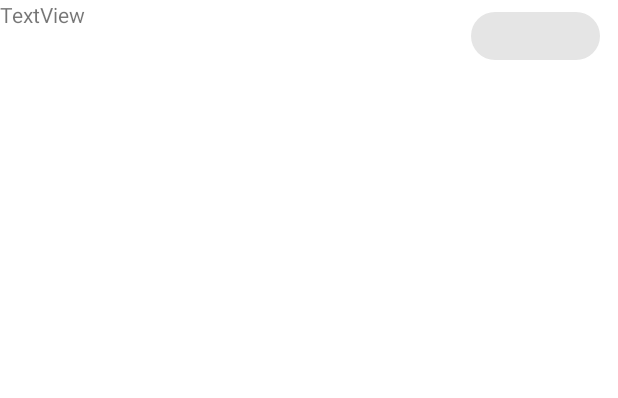
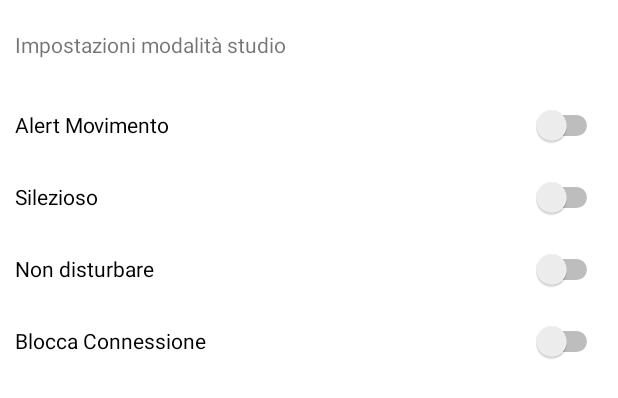
Before and after one commit to angelobdev/Pomodoro, an Android app: the layout fragment_settings.xml on its own in the app's theme, with its tools: preview values and no code run, on a phone screen of 412 x 824 dp. Shown: the top 398 px of the screen. Run offline under Robolectric (Android 15) with nearby library versions, the phone set to English and light mode, and no system bars.

Commit message:
Aggiunte impostazioni e servizi (+sensori)

```diff
--- a/app/src/main/AndroidManifest.xml
+++ b/app/src/main/AndroidManifest.xml
@@ -3,6 +3,7 @@
     xmlns:tools="http://schemas.android.com/tools">
 
     <uses-permission android:name="android.permission.POST_NOTIFICATIONS" />
+
     <application
         android:icon="@mipmap/ic_launcher"
         android:label="@string/app_name"
@@ -14,8 +15,9 @@
             android:name=".MainActivity"
             android:enableOnBackInvokedCallback="true"
             android:exported="true"
-            android:screenOrientation="locked"
-            android:theme="@style/Theme.Pomodoro.NoActionBar">
+            android:screenOrientation="portrait"
+            android:theme="@style/Theme.Pomodoro.NoActionBar"
+            tools:ignore="LockedOrientationActivity">
             <intent-filter>
                 <action android:name="android.intent.action.MAIN" />
 
--- a/app/src/main/java/it/unical/pomodoro/MainActivity.kt
+++ b/app/src/main/java/it/unical/pomodoro/MainActivity.kt
@@ -33,7 +33,6 @@ class MainActivity : AppCompatActivity() {
 
         binding.navView.setupWithNavController(navController)
 
-
     }
 
     override fun onSupportNavigateUp(): Boolean {
--- a/app/src/main/java/it/unical/pomodoro/ui/HomeFragment.kt
+++ b/app/src/main/java/it/unical/pomodoro/fragments/HomeFragment.kt
@@ -1,4 +1,4 @@
-package it.unical.pomodoro.ui
+package it.unical.pomodoro.fragments
 
 import android.app.AlertDialog
 import android.content.Context
@@ -191,6 +191,7 @@ class HomeFragment : Fragment() {
             editor.putString(nome, "$studio.$relax")
             editor.apply()
 
+            @Suppress("UNCHECKED_CAST")
             val adapter: ArrayAdapter<String> = presetsSpinner.adapter as ArrayAdapter<String>
             adapter.add(nome)
             adapter.notifyDataSetChanged()
--- a/app/src/main/res/layout/fragment_home.xml
+++ b/app/src/main/res/layout/fragment_home.xml
@@ -4,7 +4,7 @@
     xmlns:tools="http://schemas.android.com/tools"
     android:layout_width="match_parent"
     android:layout_height="match_parent"
-    tools:context=".ui.HomeFragment">
+    tools:context=".fragments.HomeFragment">
 
 
     <NumberPicker
@@ -14,6 +14,7 @@
         android:layout_height="wrap_content"
         android:layout_marginTop="8dp"
         android:scrollbarStyle="outsideInset"
+        android:solidColor="#00FFFFFF"
         app:layout_constraintEnd_toEndOf="parent"
         app:layout_constraintHorizontal_bias="0.5"
         app:layout_constraintStart_toEndOf="@+id/studio_timer"
--- a/app/src/main/res/layout/fragment_info.xml
+++ b/app/src/main/res/layout/fragment_info.xml
@@ -4,7 +4,7 @@
     xmlns:tools="http://schemas.android.com/tools"
     android:layout_width="match_parent"
     android:layout_height="match_parent"
-    tools:context=".ui.InfoFragment">
+    tools:context=".fragments.InfoFragment">
 
     <TextView
         android:id="@+id/text_slideshow"
--- a/app/src/main/res/layout/fragment_settings.xml
+++ b/app/src/main/res/layout/fragment_settings.xml
@@ -4,37 +4,59 @@
     xmlns:tools="http://schemas.android.com/tools"
     android:layout_width="match_parent"
     android:layout_height="match_parent"
-    tools:context=".ui.SettingsFragment">
+    tools:context=".fragments.SettingsFragment">
 
-    <ScrollView
+    <LinearLayout
         android:layout_width="match_parent"
         android:layout_height="match_parent"
+        android:orientation="vertical"
+        android:paddingHorizontal="10dp"
         app:layout_constraintBottom_toBottomOf="parent"
         app:layout_constraintEnd_toEndOf="parent"
         app:layout_constraintHorizontal_bias="0.5"
         app:layout_constraintStart_toStartOf="parent"
         app:layout_constraintTop_toTopOf="parent"
-        app:layout_constraintVertical_bias="0.5">
+        app:layout_constraintVertical_bias="0.5"
+        tools:ignore="UseSwitchCompatOrMaterialXml">
 
-        <LinearLayout
+        <Space
             android:layout_width="match_parent"
+            android:layout_height="20dp" />
+
+        <TextView
+            android:id="@+id/textView2"
+            android:layout_width="wrap_content"
             android:layout_height="wrap_content"
-            android:orientation="horizontal">
+            android:text="@string/settings_header_text" />
 
-            <TextView
-                android:id="@+id/textView"
-                android:layout_width="240dp"
-                android:layout_height="match_parent"
-                android:layout_weight="1"
-                android:text="TextView"
-                android:textAlignment="textStart" />
+        <Space
+            android:layout_width="match_parent"
+            android:layout_height="20dp" />
 
-            <com.google.android.material.chip.Chip
-                android:id="@+id/chip2"
-                android:layout_width="wrap_content"
-                android:layout_height="wrap_content"
-                android:layout_weight="1" />
-        </LinearLayout>
-    </ScrollView>
+        <Switch
+            android:id="@+id/switch_alert_movimento"
+            android:layout_width="match_parent"
+            android:layout_height="48dp"
+            android:text="@string/settings_switch_alert_movimento" />
+
+        <Switch
+            android:id="@+id/switch_silenzioso"
+            android:layout_width="match_parent"
+            android:layout_height="48dp"
+            android:text="@string/settings_switch_silenzioso" />
+
+        <Switch
+            android:id="@+id/switch_non_distubare"
+            android:layout_width="match_parent"
+            android:layout_height="48dp"
+            android:text="@string/settings_switch_non_disturbare" />
+
+        <Switch
+            android:id="@+id/switch_connessione"
+            android:layout_width="match_parent"
+            android:layout_height="48dp"
+            android:text="@string/settings_switch_blocca_connessione" />
+
+    </LinearLayout>
 
 </androidx.constraintlayout.widget.ConstraintLayout>
--- a/app/src/main/res/layout/fragment_timer.xml
+++ b/app/src/main/res/layout/fragment_timer.xml
@@ -4,7 +4,7 @@
     xmlns:tools="http://schemas.android.com/tools"
     android:layout_width="match_parent"
     android:layout_height="match_parent"
-    tools:context=".ui.TimerFragment">
+    tools:context=".fragments.TimerFragment">
 
     <ProgressBar
         android:id="@+id/progress_bar"
--- a/app/src/main/res/values/strings.xml
+++ b/app/src/main/res/values/strings.xml
@@ -37,4 +37,11 @@
     <string name="timer_info_box_relax">In questa fase sarai libero di usare il dispositivo</string>
     <string name="timer_stop_button_text">Stop</string>
 
+    <!--IMPOSTAZIONI-->
+    <string name="settings_header_text">Impostazioni modalità studio</string>
+    <string name="settings_switch_alert_movimento">Alert Movimento</string>
+    <string name="settings_switch_silenzioso">Silezioso</string>
+    <string name="settings_switch_non_disturbare">Non disturbare</string>
+    <string name="settings_switch_blocca_connessione">Blocca Connessione</string>
+
 </resources>
```
Also changed, not shown: app/src/main/java/it/unical/pomodoro/fragments/InfoFragment.kt (renamed from app/src/main/java/it/unical/pomodoro/ui/SettingsFragment.kt, +9 -6 lines), app/src/main/java/it/unical/pomodoro/fragments/SettingsFragment.kt (added, +79 -0 lines), app/src/main/java/it/unical/pomodoro/fragments/TimerFragment.kt (renamed from app/src/main/java/it/unical/pomodoro/ui/TimerFragment.kt, +131 -14 lines), app/src/main/java/it/unical/pomodoro/ui/InfoFragment.kt (deleted, +0 -29 lines), app/src/main/res/navigation/mobile_navigation.xml (+4 -4 lines).
